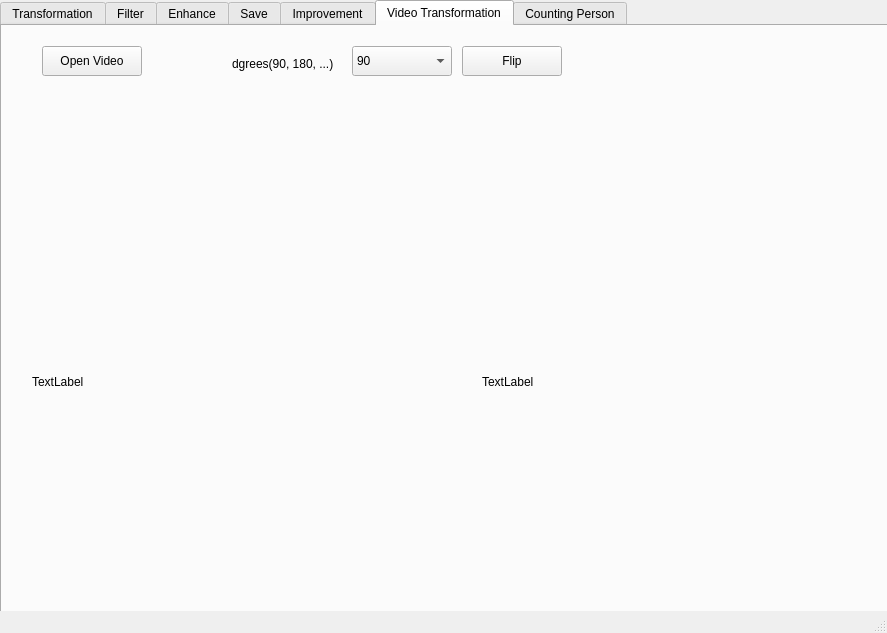
The window that image_processing_app.ui (soyoung125/MultimediaProcessingTool) describes before a commit, drawn with Qt 5.
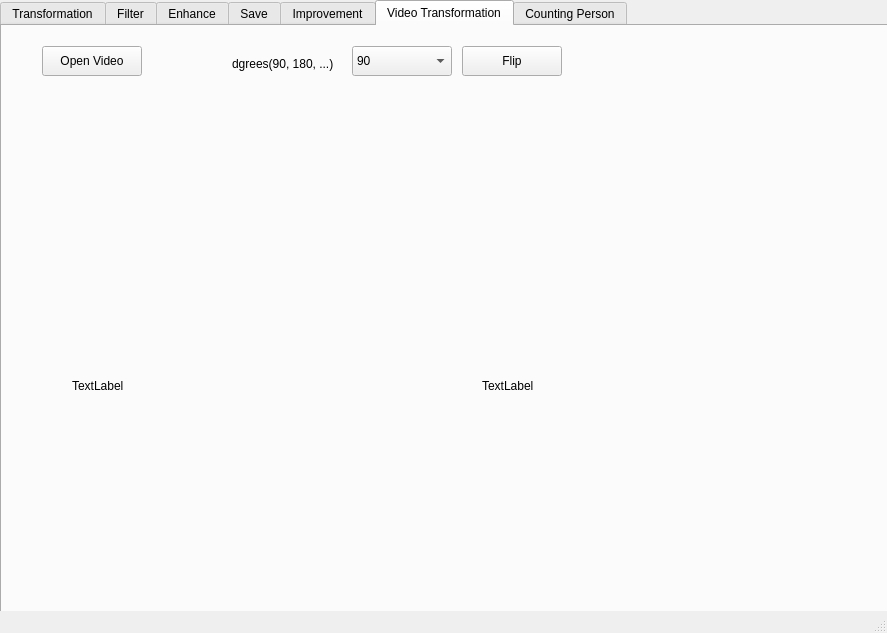
The same window after the commit.

Commit message: Video 구조 수정

```diff
--- a/image_processing_app.ui
+++ b/image_processing_app.ui
@@ -663,13 +663,13 @@
        <string>Flip</string>
       </property>
      </widget>
-     <widget class="QLabel" name="label_4">
+     <widget class="QLabel" name="lblVideo1">
       <property name="geometry">
        <rect>
-        <x>30</x>
-        <y>200</y>
-        <width>371</width>
-        <height>311</height>
+        <x>70</x>
+        <y>270</y>
+        <width>320</width>
+        <height>180</height>
        </rect>
       </property>
       <property name="text">
@@ -680,9 +680,9 @@
       <property name="geometry">
        <rect>
         <x>480</x>
-        <y>200</y>
-        <width>371</width>
-        <height>311</height>
+        <y>270</y>
+        <width>320</width>
+        <height>180</height>
        </rect>
       </property>
       <property name="text">
```
Left out of the diff: 4 changed lines with no effect on the pictures.
